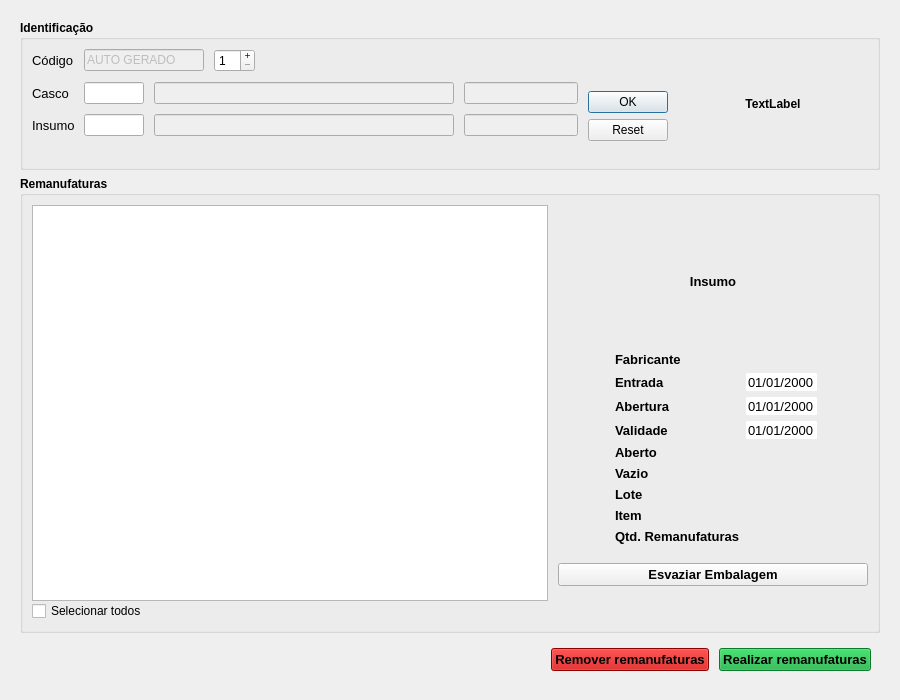
Before: the Qt Designer form Resources/UI/RegistroRemanufatura.ui in Klubas/Projeto-SOAD, drawn with Qt 5.
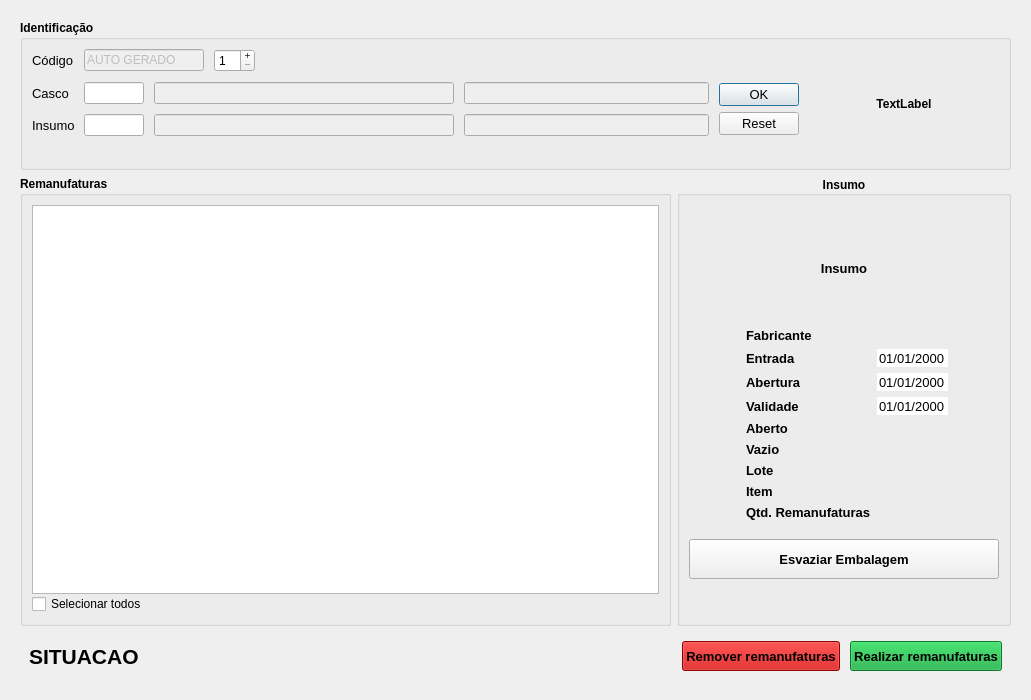
After: the same form once the commit is applied.

Commit message: - Ajustes interface - Agora é possível abrir remanufaturas na lista de remanufaturas

Patch:
```diff
--- a/Resources/UI/RegistroRemanufatura.ui
+++ b/Resources/UI/RegistroRemanufatura.ui
@@ -6,7 +6,7 @@
    <rect>
     <x>0</x>
     <y>0</y>
-    <width>900</width>
+    <width>1031</width>
     <height>700</height>
    </rect>
   </property>
@@ -59,6 +59,20 @@
          <property name="bottomMargin">
           <number>9</number>
          </property>
+         <item>
+          <widget class="QLabel" name="label_situacao">
+           <property name="font">
+            <font>
+             <pointsize>16</pointsize>
+             <weight>75</weight>
+             <bold>true</bold>
+            </font>
+           </property>
+           <property name="text">
+            <string>SITUACAO</string>
+           </property>
+          </widget>
+         </item>
          <item>
           <spacer name="horizontalSpacer_2">
            <property name="orientation">
@@ -74,6 +88,12 @@
          </item>
          <item>
           <widget class="QPushButton" name="pushButton_limpar">
+           <property name="minimumSize">
+            <size>
+             <width>0</width>
+             <height>30</height>
+            </size>
+           </property>
            <property name="palette">
             <palette>
              <active>
@@ -526,10 +546,22 @@
            <property name="text">
             <string>Remover remanufaturas</string>
            </property>
+           <property name="iconSize">
+            <size>
+             <width>22</width>
+             <height>22</height>
+            </size>
+           </property>
           </widget>
          </item>
          <item>
           <widget class="QPushButton" name="pushButton_realizar">
+           <property name="minimumSize">
+            <size>
+             <width>0</width>
+             <height>30</height>
+            </size>
+           </property>
            <property name="palette">
             <palette>
              <active>
@@ -982,6 +1014,12 @@
            <property name="text">
             <string>Realizar remanufaturas</string>
            </property>
+           <property name="iconSize">
+            <size>
+             <width>22</width>
+             <height>22</height>
+            </size>
+           </property>
           </widget>
          </item>
         </layout>
@@ -1016,6 +1054,9 @@
          <property name="leftMargin">
           <number>9</number>
          </property>
+         <property name="topMargin">
+          <number>9</number>
+         </property>
          <property name="rightMargin">
           <number>9</number>
          </property>
@@ -1285,29 +1326,27 @@
           </widget>
          </item>
          <item>
-          <layout class="QVBoxLayout" name="verticalLayout_3">
-           <item>
-            <widget class="QLabel" name="label_8">
-             <property name="font">
-              <font>
-               <pointsize>9</pointsize>
-              </font>
-             </property>
-             <property name="text">
-              <string/>
-             </property>
-            </widget>
-           </item>
-           <item>
             <widget class="QDialogButtonBox" name="buttonBox_remanufatura">
+           <property name="minimumSize">
+            <size>
+             <width>0</width>
+             <height>120</height>
+            </size>
+           </property>
              <property name="font">
               <font>
                <family>MS Shell Dlg 2</family>
-               <pointsize>9</pointsize>
+             <pointsize>10</pointsize>
                <weight>50</weight>
                <bold>false</bold>
               </font>
              </property>
+           <property name="mouseTracking">
+            <bool>false</bool>
+           </property>
+           <property name="autoFillBackground">
+            <bool>false</bool>
+           </property>
              <property name="orientation">
               <enum>Qt::Vertical</enum>
              </property>
@@ -1319,8 +1358,6 @@
              </property>
             </widget>
            </item>
-          </layout>
-         </item>
          <item>
           <widget class="QLabel" name="label_tinta">
            <property name="minimumSize">
@@ -1353,7 +1390,9 @@
        </widget>
       </item>
       <item row="1" column="0">
-       <widget class="QGroupBox" name="groupBox_2">
+       <layout class="QHBoxLayout" name="horizontalLayout_3">
+        <item>
+         <widget class="QGroupBox" name="groupBox_remanufaturas">
         <property name="font">
          <font>
           <weight>75</weight>
@@ -1486,6 +1525,24 @@
            </layout>
           </widget>
          </item>
+          </layout>
+         </widget>
+        </item>
+        <item>
+         <widget class="QGroupBox" name="groupBox_insumo">
+          <property name="font">
+           <font>
+            <weight>75</weight>
+            <bold>true</bold>
+           </font>
+          </property>
+          <property name="title">
+           <string>Insumo</string>
+          </property>
+          <property name="alignment">
+           <set>Qt::AlignCenter</set>
+          </property>
+          <layout class="QVBoxLayout" name="verticalLayout_4">
          <item>
           <widget class="QFrame" name="frame_3">
            <property name="minimumSize">
@@ -1496,7 +1553,7 @@
            </property>
            <property name="maximumSize">
             <size>
-             <width>310</width>
+               <width>16777215</width>
              <height>16777215</height>
             </size>
            </property>
@@ -2098,6 +2155,18 @@
             </item>
             <item>
              <widget class="QPushButton" name="pushButton_esvaziar">
+                <property name="minimumSize">
+                 <size>
+                  <width>50</width>
+                  <height>40</height>
+                 </size>
+                </property>
+                <property name="maximumSize">
+                 <size>
+                  <width>16777215</width>
+                  <height>16777215</height>
+                 </size>
+                </property>
               <property name="font">
                <font>
                 <pointsize>10</pointsize>
@@ -2105,9 +2174,18 @@
                 <bold>true</bold>
                </font>
               </property>
+                <property name="layoutDirection">
+                 <enum>Qt::LeftToRight</enum>
+                </property>
               <property name="text">
                <string>Esvaziar Embalagem</string>
               </property>
+                <property name="iconSize">
+                 <size>
+                  <width>22</width>
+                  <height>22</height>
+                 </size>
+                </property>
              </widget>
             </item>
            </layout>
@@ -2115,6 +2193,8 @@
          </item>
         </layout>
        </widget>
+        </item>
+       </layout>
       </item>
      </layout>
     </widget>
```
Left out of the diff: 322 changed lines with no effect on the pictures. Lines whose indentation alone changed are shown as unchanged. The commit also changes 21 other files.
